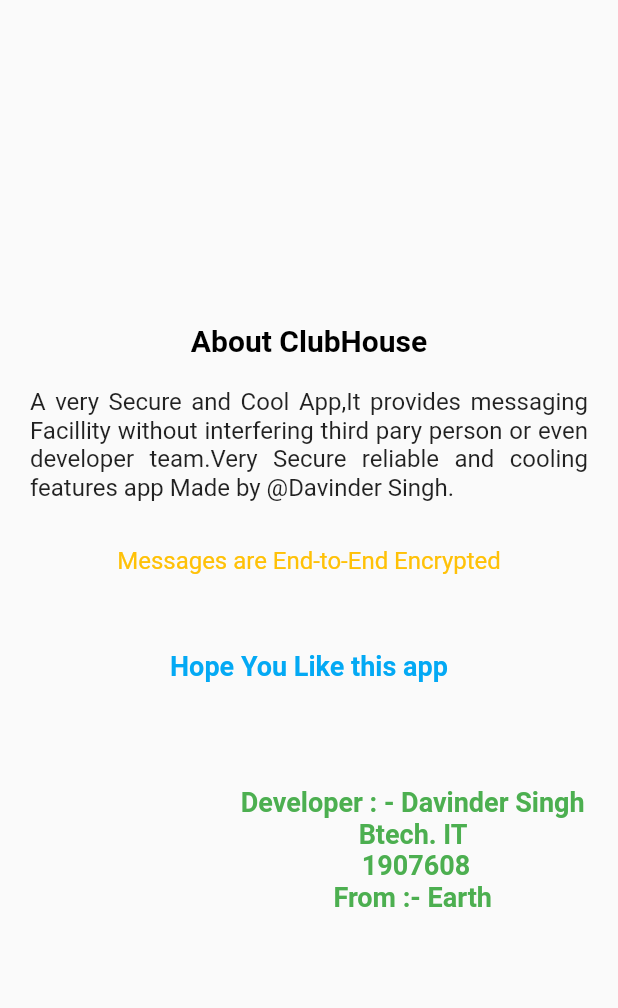
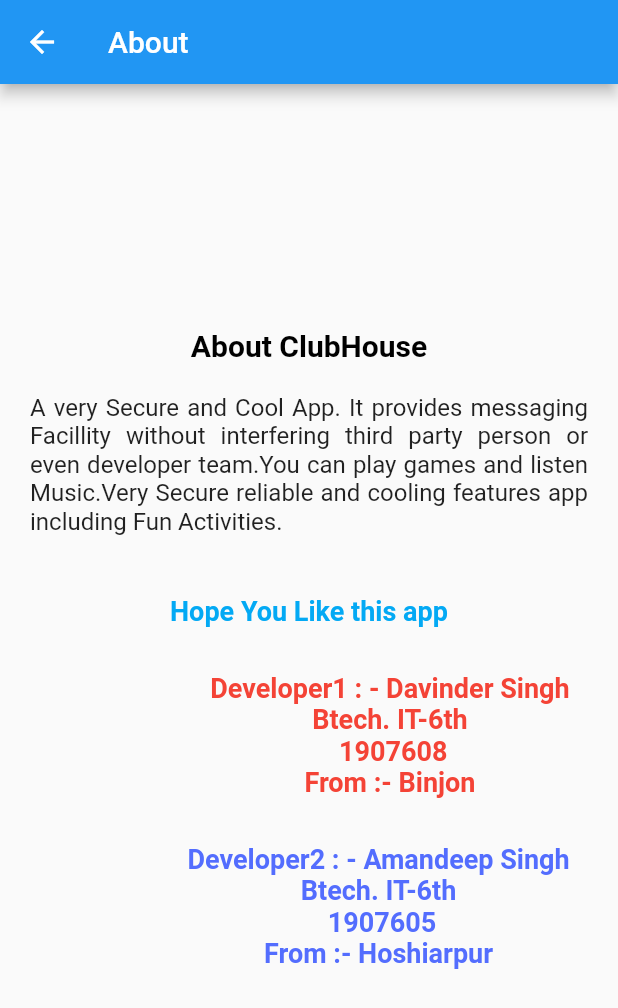
Before and after one commit to DavinderSingh-ds/clubhouse, a Flutter app: the AboutSection screen opened directly, on a phone screen of 412 x 824 dp. Shown: the top 1008 px of the screen. Run offline on Flutter 3.47's test engine with Material 2 defaults, Android fonts, the phone set to English and light mode, and no system bars; our stand-ins replace cloud_firestore, dio, emoji_picker_flutter, file_picker, firebase_auth, firebase_core and 17 more; missing offline and left inert: circle_list, flutter_facebook_auth, maze, pdf_viewer_plugin, record; accounts and stored records are empty.

Commit message:
Menu Screens

```diff
--- a/lib/FrontEnd/MenuScreens/SupportScreens/support_screen.dart
+++ b/lib/FrontEnd/MenuScreens/SupportScreens/support_screen.dart
@@ -2,6 +2,7 @@ import 'dart:developer';
 
 import 'package:animations/animations.dart';
 import 'package:flutter/material.dart';
+import 'package:lottie/lottie.dart';
 
 import 'mail_content_maker.dart';
 
@@ -61,6 +62,8 @@ class _SupportMenuMakerState extends State<SupportMenuMaker> {
               title: 'Send Feedback',
               extraText: 'Your Experience of that App',
             ),
+            Lottie.network(
+                'https://assets10.lottiefiles.com/packages/lf20_wpf1kujc.json'),
           ],
         ),
       ),
--- a/lib/FrontEnd/MenuScreens/about_screen.dart
+++ b/lib/FrontEnd/MenuScreens/about_screen.dart
@@ -6,6 +6,9 @@ class AboutSection extends StatelessWidget {
   @override
   Widget build(BuildContext context) {
     return Scaffold(
+      appBar: AppBar(
+        title: const Text('About'),
+      ),
       body: Container(
         width: MediaQuery.of(context).size.width,
         height: MediaQuery.of(context).size.height,
@@ -14,7 +17,7 @@ class AboutSection extends StatelessWidget {
           shrinkWrap: true,
           children: const [
             Padding(
-              padding: EdgeInsets.only(top: 20.0, bottom: 10.0),
+              padding: EdgeInsets.only(top: 5.0, bottom: 10.0),
               child: Align(
                 alignment: Alignment.center,
                 child: Text(
@@ -33,39 +36,15 @@ class AboutSection extends StatelessWidget {
               child: Align(
                 alignment: Alignment.center,
                 child: Text(
-                  "A very Secure and Cool App,It provides messaging Facillity without interfering third pary person or even developer team.Very Secure reliable and cooling features app Made by @Davinder Singh.",
+                  "A very Secure and Cool App. It provides messaging Facillity without interfering third party person or even developer team.You can play games and listen Music.Very Secure reliable and cooling features app including Fun Activities.",
                   textAlign: TextAlign.justify,
                   style: TextStyle(color: Colors.black87, fontSize: 16.0),
                 ),
               ),
             ),
-            // Padding(
-            //   padding: EdgeInsets.only(
-            //       bottom: 20.0, left: 20.0, right: 20.0, top: 10.0),
-            //   child: Align(
-            //     alignment: Alignment.center,
-            //     child: Text(
-            //       'Alert:  If you registered your mobile number and if any connection will call you, your number will visible in their call Logs.',
-            //       textAlign: TextAlign.justify,
-            //       style: TextStyle(color: Colors.redAccent, fontSize: 16.0),
-            //     ),
-            //   ),
-            // ),
             Padding(
               padding: EdgeInsets.only(
-                  bottom: 20.0, left: 20.0, right: 20.0, top: 10.0),
-              child: Align(
-                alignment: Alignment.center,
-                child: Text(
-                  'Messages are End-to-End Encrypted',
-                  textAlign: TextAlign.center,
-                  style: TextStyle(color: Colors.amber, fontSize: 16.0),
-                ),
-              ),
-            ),
-            Padding(
-              padding: EdgeInsets.only(
-                  bottom: 20.0, left: 20.0, right: 20.0, top: 30.0),
+                  bottom: 20.0, left: 20.0, right: 20.0, top: 20.0),
               child: Align(
                 alignment: Alignment.center,
                 child: Text(
@@ -81,14 +60,30 @@ class AboutSection extends StatelessWidget {
             ),
             Padding(
               padding: EdgeInsets.only(
-                  bottom: 20.0, left: 20.0, right: 20.0, top: 50.0),
+                  bottom: 20.0, left: 20.0, right: 30.0, top: 10.0),
               child: Align(
                 alignment: Alignment.centerRight,
                 child: Text(
-                  'Developer : - Davinder Singh \nBtech. IT \n 1907608\nFrom :- Earth',
+                  'Developer1 : - Davinder Singh \nBtech. IT-6th \n 1907608\nFrom :- Binjon',
                   textAlign: TextAlign.center,
                   style: TextStyle(
-                    color: Colors.green,
+                    color: Colors.red,
+                    fontSize: 18.0,
+                    fontWeight: FontWeight.bold,
+                  ),
+                ),
+              ),
+            ),
+            Padding(
+              padding: EdgeInsets.only(
+                  bottom: 20.0, left: 20.0, right: 30.0, top: 10.0),
+              child: Align(
+                alignment: Alignment.centerRight,
+                child: Text(
+                  'Developer2 : - Amandeep Singh \nBtech. IT-6th \n 1907605\nFrom :- Hoshiarpur',
+                  textAlign: TextAlign.center,
+                  style: TextStyle(
+                    color: Colors.indigoAccent,
                     fontSize: 18.0,
                     fontWeight: FontWeight.bold,
                   ),
--- a/lib/FrontEnd/MenuScreens/profile_screen.dart
+++ b/lib/FrontEnd/MenuScreens/profile_screen.dart
@@ -6,6 +6,7 @@ import 'dart:developer';
 import 'package:animations/animations.dart';
 import 'package:flutter/material.dart';
 import 'package:loading_overlay/loading_overlay.dart';
+import 'package:lottie/lottie.dart';
 
 class ProfileScreen extends StatefulWidget {
   const ProfileScreen({Key? key}) : super(key: key);
@@ -40,6 +41,11 @@ class _ProfileScreenState extends State<ProfileScreen> {
             otherInformation('Join Date', "08-11-2000"),
             otherInformation('Join Time', "11:30 PM"),
             _deleteButton(context),
+            const SizedBox(
+              height: 30,
+            ),
+            Lottie.network(
+                'https://assets3.lottiefiles.com/packages/lf20_fdo8bkv7.json'),
           ],
         ),
       ),
```
Also changed, not shown: lib/FrontEnd/MenuScreens/settings_screen.dart (+19 -30 lines).
